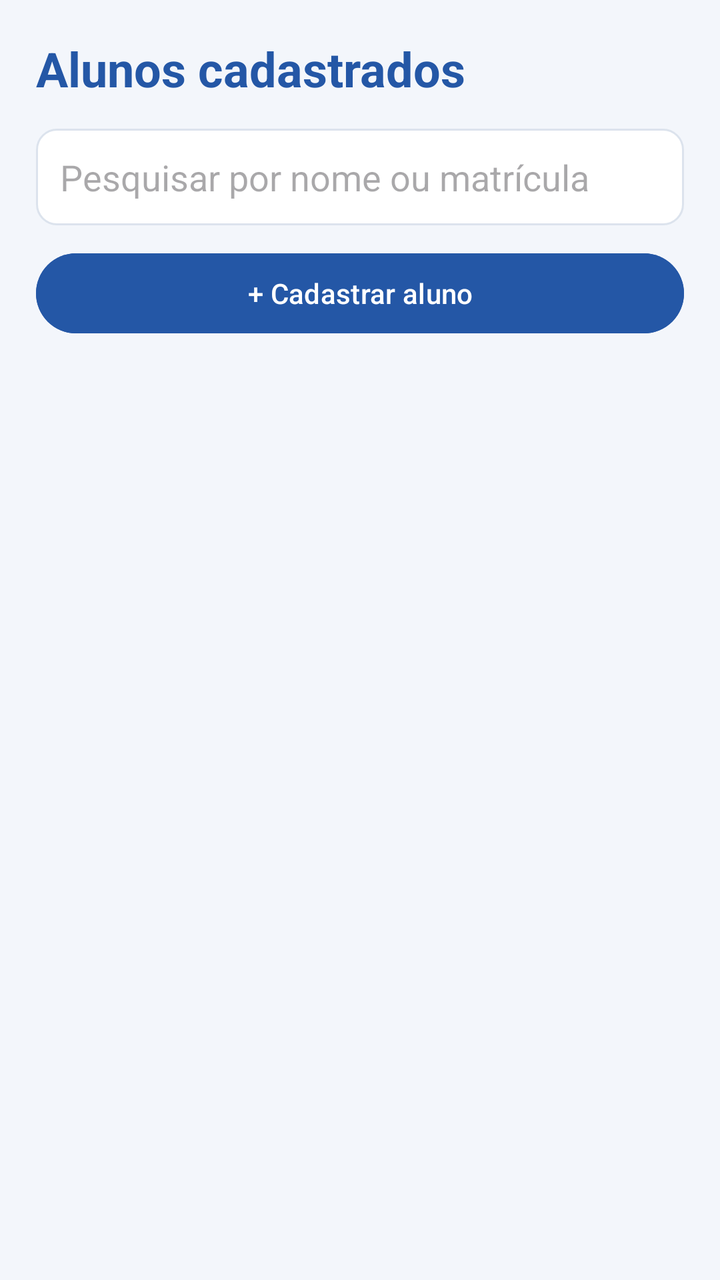
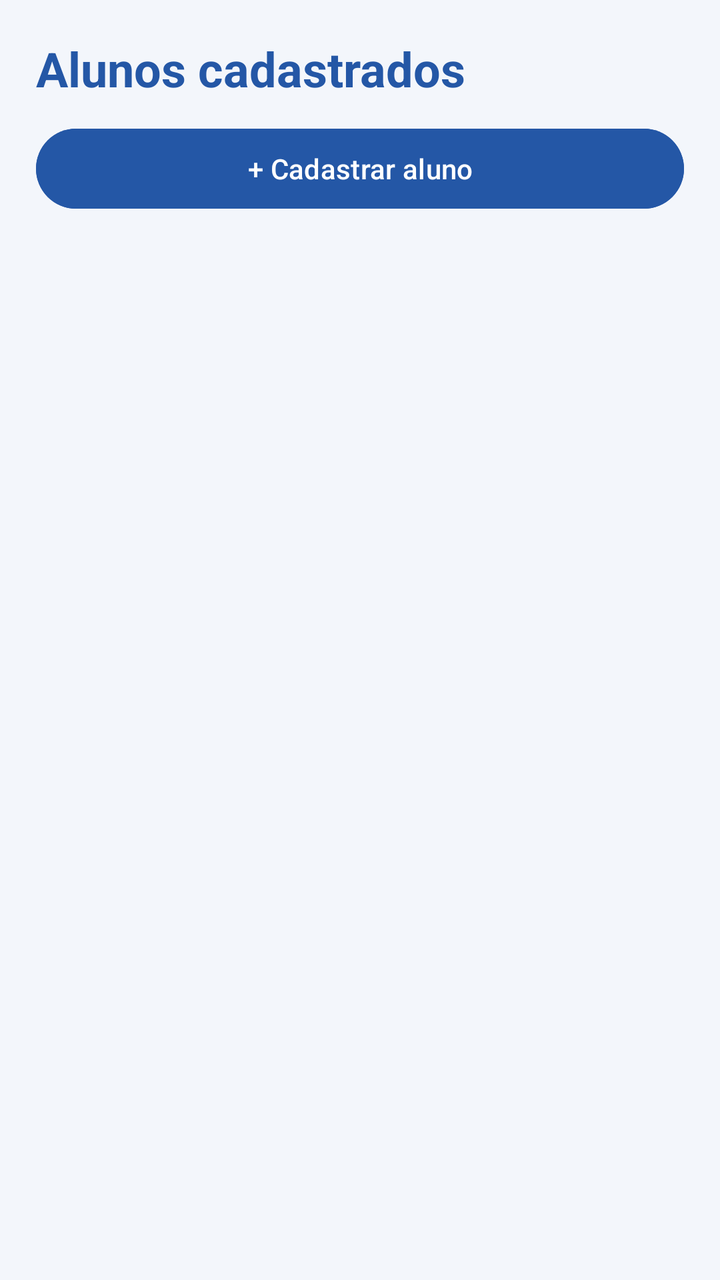

Two renders of the same Android screen: before a commit and after it. Below are the layout's source before the change and the commit's diff.
<!-- AndroidManifest.xml: application theme Theme.TrabalhoFinalProg -->
<!-- res/layout/activity_lista_alunos.xml -->
<?xml version="1.0" encoding="utf-8"?>
<LinearLayout xmlns:android="http://schemas.android.com/apk/res/android"
    android:id="@+id/ListaAlunos"
    android:layout_width="match_parent"
    android:layout_height="match_parent"
    android:background="@color/fundo"
    android:orientation="vertical"
    android:padding="18dp">

    <TextView
        android:layout_width="match_parent"
        android:layout_height="wrap_content"
        android:text="Alunos cadastrados"
        android:textColor="@color/azul"
        android:textSize="24sp"
        android:textStyle="bold" />

    <EditText
        android:id="@+id/etPesquisarAluno"
        android:layout_width="match_parent"
        android:layout_height="wrap_content"
        android:layout_marginTop="14dp"
        android:hint="Pesquisar por nome ou matrícula"
        android:inputType="text"
        android:padding="12dp"
        android:background="@drawable/bg_input" />

    <Button
        android:id="@+id/btnNovoAluno"
        android:layout_width="match_parent"
        android:layout_height="wrap_content"
        android:layout_marginTop="10dp"
        android:text="+ Cadastrar aluno"
        android:textAllCaps="false"
        android:backgroundTint="@color/azul" />

    <ListView
        android:id="@+id/lvAlunos"
        android:layout_width="match_parent"
        android:layout_height="0dp"
        android:layout_marginTop="12dp"
        android:layout_weight="1"
        android:divider="@color/borda"
        android:dividerHeight="1dp" />
</LinearLayout>
<!-- resources referenced by this layout -->
<resources>
  <color name="azul">#2457A6</color>
  <color name="borda">#DCE3ED</color>
  <color name="fundo">#F3F6FB</color>
  <!-- drawable bg_input (drawable) -->
  <?xml version="1.0" encoding="utf-8"?>
  <shape xmlns:android="http://schemas.android.com/apk/res/android">
      <solid android:color="@android:color/white" />
      <corners android:radius="10dp" />
      <stroke android:width="1dp" android:color="@color/borda" />
  </shape>
  <style name="Theme.TrabalhoFinalProg" parent="Base.Theme.TrabalhoFinalProg" />
  <style name="Base.Theme.TrabalhoFinalProg" parent="Theme.Material3.DayNight.NoActionBar">
          
          
      </style>
</resources>

<!-- the commit's change to res/layout/activity_lista_alunos.xml (unified diff, before → after) -->
@@ -15,15 +15,6 @@
         android:textSize="24sp"
         android:textStyle="bold" />
 
-    <EditText
-        android:id="@+id/etPesquisarAluno"
-        android:layout_width="match_parent"
-        android:layout_height="wrap_content"
-        android:layout_marginTop="14dp"
-        android:hint="Pesquisar por nome ou matrícula"
-        android:inputType="text"
-        android:padding="12dp"
-        android:background="@drawable/bg_input" />
 
     <Button
         android:id="@+id/btnNovoAluno"
<!-- resource entries referenced after the edit -->
@@ -3,13 +3,6 @@
   <color name="azul">#2457A6</color>
   <color name="borda">#DCE3ED</color>
   <color name="fundo">#F3F6FB</color>
-  <!-- drawable bg_input (drawable) -->
-  <?xml version="1.0" encoding="utf-8"?>
-  <shape xmlns:android="http://schemas.android.com/apk/res/android">
-      <solid android:color="@android:color/white" />
-      <corners android:radius="10dp" />
-      <stroke android:width="1dp" android:color="@color/borda" />
-  </shape>
   <style name="Theme.TrabalhoFinalProg" parent="Base.Theme.TrabalhoFinalProg" />
   <style name="Base.Theme.TrabalhoFinalProg" parent="Theme.Material3.DayNight.NoActionBar">
           
